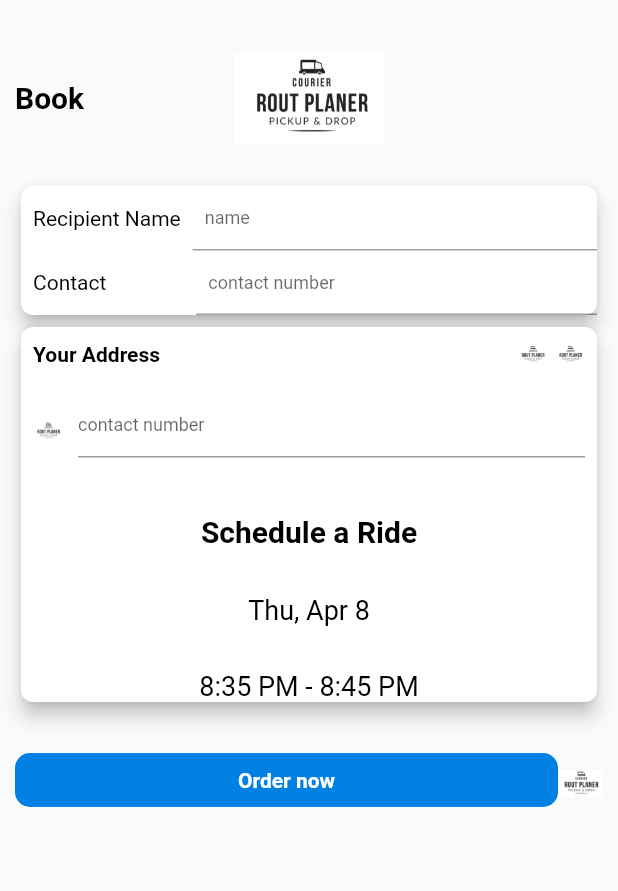
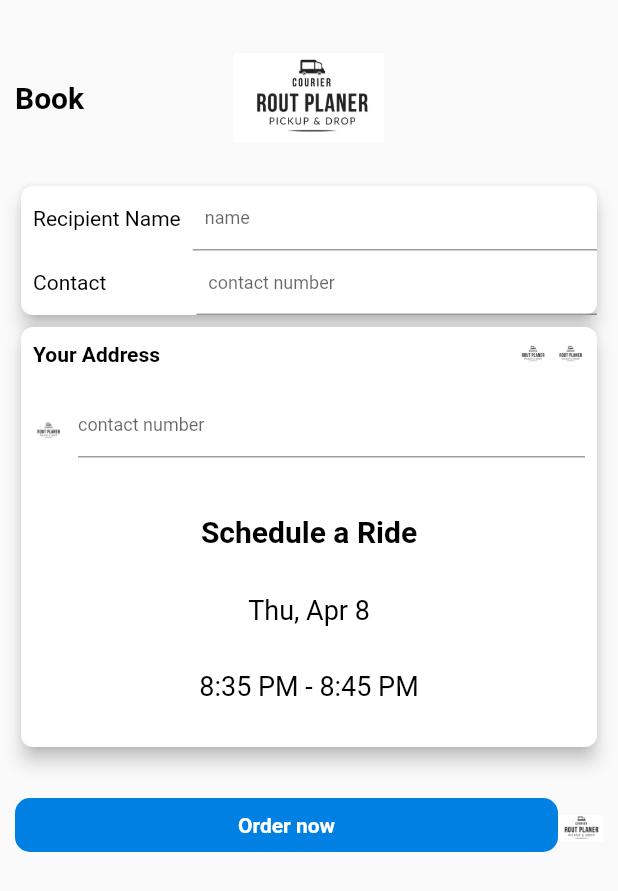
Before and after one commit to PriyankaBharade/RoutePlaner, a Flutter app: the RoutePlan screen opened by its route, on a phone screen of 412 x 824 dp. Shown: the top 891 px of the screen. Run offline on Flutter 3.47's test engine with Material 2 defaults, Android fonts, the light colour scheme and no system bars.

Commit message:
Add Route Plan

```diff
--- a/lib/route_plan.dart
+++ b/lib/route_plan.dart
@@ -139,7 +139,7 @@ class RoutePlan extends StatelessWidget {
                Padding(padding: EdgeInsets.only(top: 30),
                child: Text('Thu, Apr 8' ,style: TextStyle(fontFamily: 'RobotoRegular',fontSize: 18,color: Color(0xFF000000))),
                ),
-               Padding(padding: EdgeInsets.only(top: 30),
+               Padding(padding: EdgeInsets.only(top: 30,bottom: 30),
                child: Text('8:35 PM - 8:45 PM' ,style: TextStyle(fontFamily: 'RobotoRegular',fontSize: 18,color: Color(0xFF000000))),
                ),
               ])
```
Also changed, not shown: lib/order_reciept.dart (added).
